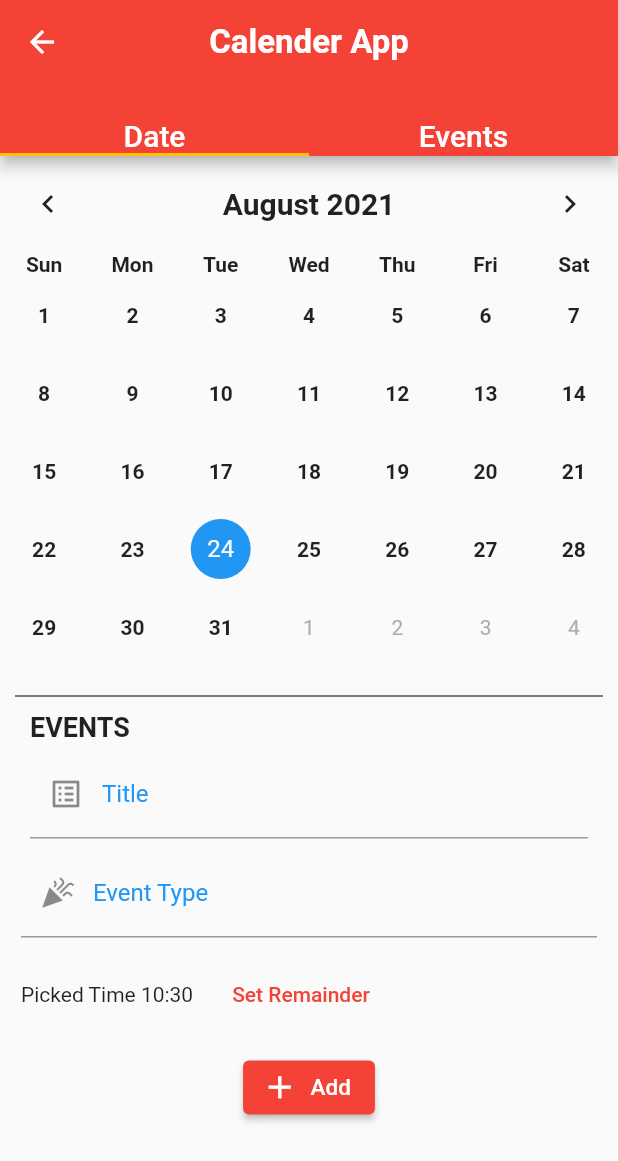
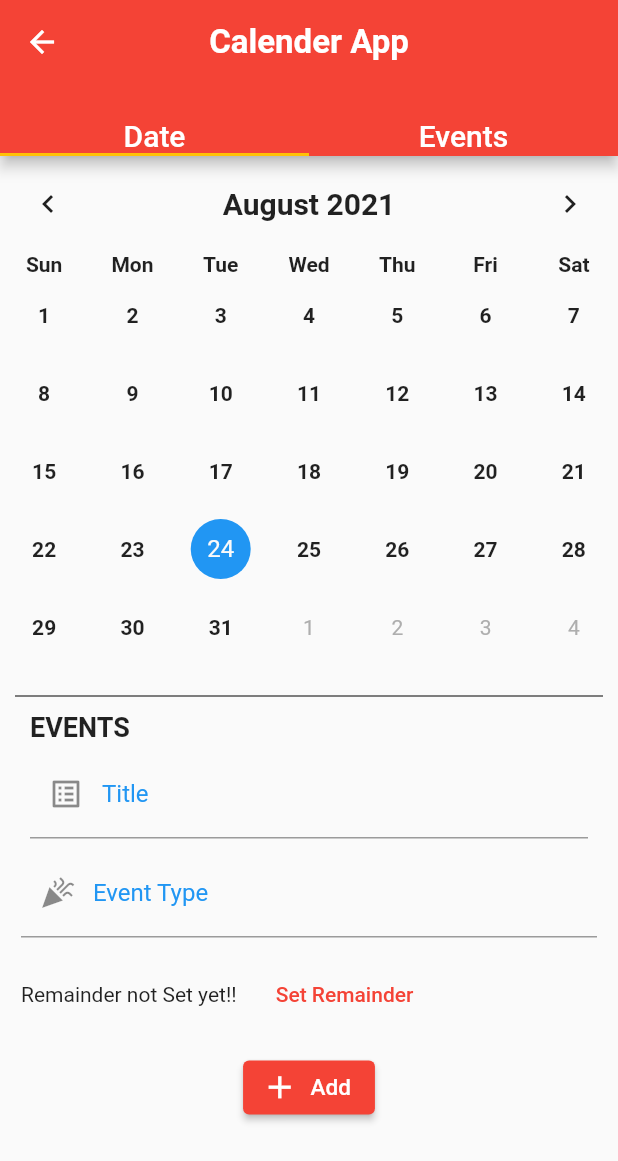
Before and after one commit to Cyberoisystems/flutterpoc, a Flutter app: the Calender screen opened directly, on a phone screen of 412 x 824 dp. Shown: the top 1161 px of the screen. Run offline on Flutter 3.47's test engine with Material 2 defaults, Android fonts, the phone set to English and light mode, and no system bars; drawn by our look-alikes of table_calendar; our stand-ins replace flutter_local_notifications, sqflite; missing offline and left inert: android_alarm_manager_plus; accounts and stored records are empty.

```diff
--- a/lib/Calender/Screens/Date.dart
+++ b/lib/Calender/Screens/Date.dart
@@ -183,7 +183,7 @@ class _CalenderDateState extends State<CalenderDate> {
                   ),
                   child: Row(
                     children: [
-                      Text(remainderTime == null
+                      Text(remainderDateTime == null
                           ? "Remainder not Set yet!!"
                           : remainderTime.minute.toString().length == 1
                               ? "Picked Time ${remainderTime.hour}: 0${remainderTime.minute}"
--- a/lib/Calender/calender.dart
+++ b/lib/Calender/calender.dart
@@ -149,13 +149,7 @@ class CalenderState extends State<Calender> with TickerProviderStateMixin {
                       mediaquery.padding.top) *
                   0.5,
               child: CalenderDate(eventHandler)),
-          Expanded(
-            child: Container(
-              height: (mediaquery.size.height -
-                      appBar.preferredSize.height -
-                      mediaquery.padding.top) *
-                  0.5,
-              child: ListView.builder(
+          ListView.builder(
             itemBuilder: (ctx, index) {
               return Card(
                 elevation: 7,
@@ -203,8 +197,6 @@ class CalenderState extends State<Calender> with TickerProviderStateMixin {
             },
             itemCount: listOfEvents.length,
           ),
-            ),
-          ),
         ],
         controller: tb,
       ),
--- a/lib/main.dart
+++ b/lib/main.dart
@@ -1,5 +1,3 @@
-import 'dart:async';
-
 import 'package:flutter/material.dart';
 import 'package:myapp/Calender/Provider/Events_provider.dart';
 import 'package:myapp/Calender/calender.dart';
@@ -13,7 +11,7 @@ void main() async {
   var difference = DateTime.now().second;
   runApp(MyApp());
   AndroidAlarmManager.initialize();
-  AndroidAlarmManager.periodic(
+  await AndroidAlarmManager.periodic(
     Duration(minutes: 1),
     0,
     showNotification,
@@ -30,7 +28,7 @@ class MyApp extends StatelessWidget {
     return ChangeNotifierProvider(
       create: (_) => EventsProvider(),
       child: MaterialApp(
-        title: "Practice App",
+        title: "Flutter Demo",
         theme: ThemeData(
           primarySwatch: Colors.red,
           accentColor: Colors.amber,
```
Also changed, not shown: 1047 other files. Lines whose indentation alone changed are shown as unchanged.
